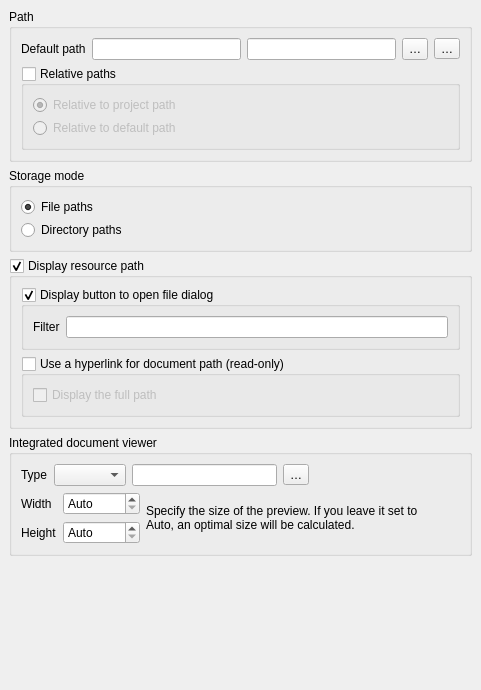
This is src/ui/editorwidgets/qgsexternalresourceconfigdlg.ui in qgis/QGIS as Qt 5 draws it before an edit. The edited form follows.
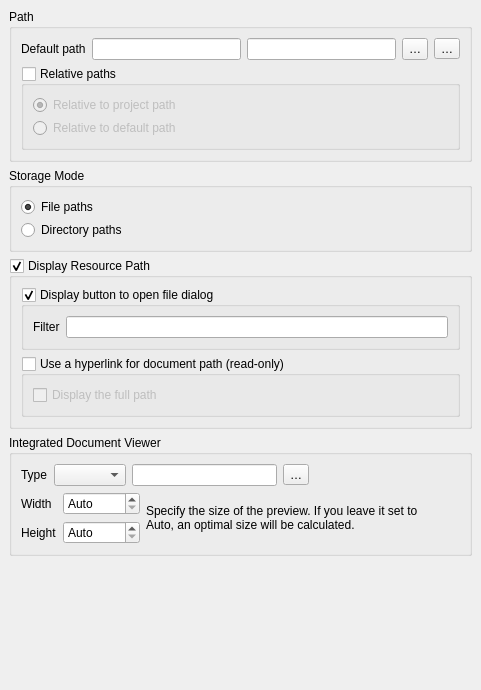
This is the edited form. Custom widgets are drawn as their Qt base class.

```diff
--- a/src/ui/editorwidgets/qgsexternalresourceconfigdlg.ui
+++ b/src/ui/editorwidgets/qgsexternalresourceconfigdlg.ui
@@ -209,7 +209,7 @@
           <string>&lt;html&gt;&lt;head/&gt;&lt;body&gt;&lt;p&gt;Set exclusive file selection methods.&lt;/p&gt;&lt;/body&gt;&lt;/html&gt;</string>
          </property>
          <property name="title">
-          <string>Storage mode</string>
+          <string>Storage Mode</string>
          </property>
          <layout class="QVBoxLayout" name="verticalLayout">
           <property name="spacing">
@@ -250,7 +250,7 @@
        <item>
         <widget class="QGroupBox" name="mFileWidgetGroupBox">
          <property name="title">
-          <string>Display resource path</string>
+          <string>Display Resource Path</string>
          </property>
          <property name="checkable">
           <bool>true</bool>
@@ -325,7 +325,7 @@
        <item>
         <widget class="QGroupBox" name="mDocumentViewerGroupBox">
          <property name="title">
-          <string>Integrated document viewer</string>
+          <string>Integrated Document Viewer</string>
          </property>
          <property name="checkable">
           <bool>false</bool>
```
